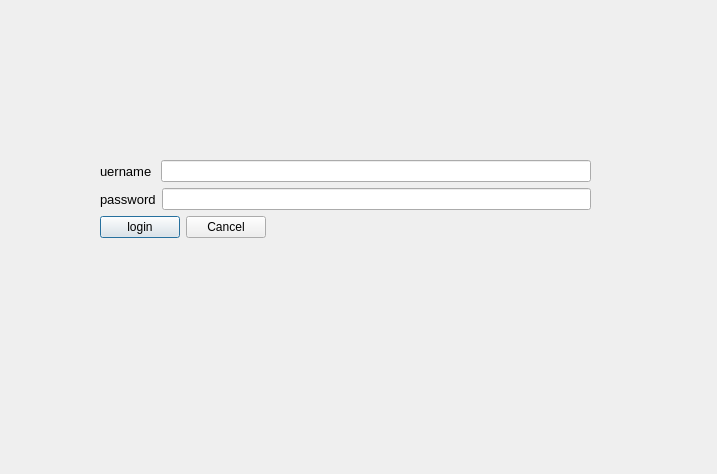
The window that login.ui (pengjianaixue/TEConfiguretool) describes before a commit, drawn with Qt 5.
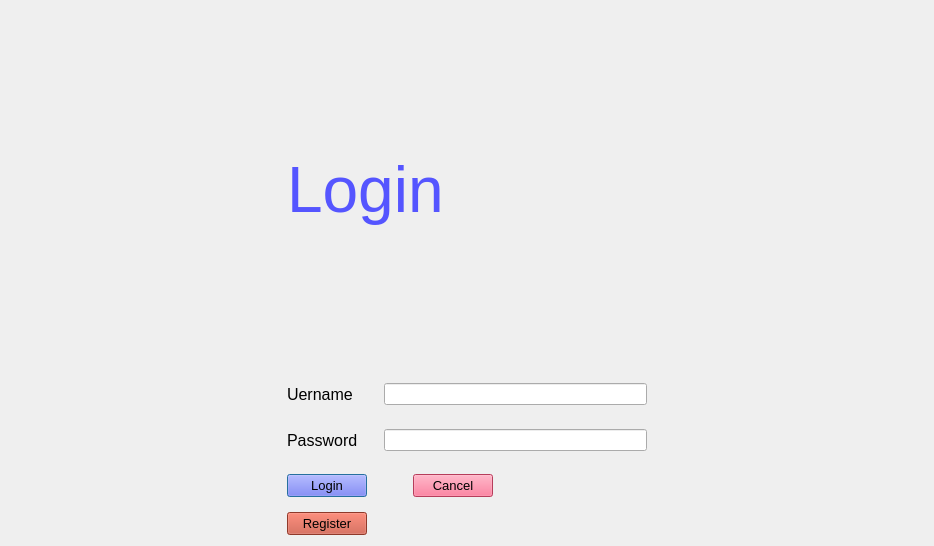
The same window after the commit. Icons and pictures are not drawn.

Patch:
```diff
--- a/login.ui
+++ b/login.ui
@@ -6,8 +6,8 @@
    <rect>
     <x>0</x>
     <y>0</y>
-    <width>717</width>
-    <height>474</height>
+    <width>934</width>
+    <height>546</height>
    </rect>
   </property>
   <property name="sizePolicy">
@@ -22,15 +22,65 @@
   <property name="autoFillBackground">
    <bool>true</bool>
   </property>
-  <widget class="QWidget" name="layoutWidget">
-   <property name="geometry">
-    <rect>
-     <x>100</x>
-     <y>160</y>
-     <width>491</width>
-     <height>121</height>
-    </rect>
-   </property>
+  <layout class="QHBoxLayout" name="horizontalLayout_4">
+   <item>
+    <spacer name="horizontalSpacer_3">
+     <property name="orientation">
+      <enum>Qt::Horizontal</enum>
+     </property>
+     <property name="sizeHint" stdset="0">
+      <size>
+       <width>116</width>
+       <height>20</height>
+      </size>
+     </property>
+    </spacer>
+   </item>
+   <item>
+    <layout class="QVBoxLayout" name="verticalLayout_2">
+     <item>
+      <spacer name="verticalSpacer_7">
+       <property name="orientation">
+        <enum>Qt::Vertical</enum>
+       </property>
+       <property name="sizeHint" stdset="0">
+        <size>
+         <width>20</width>
+         <height>40</height>
+        </size>
+       </property>
+      </spacer>
+     </item>
+     <item>
+      <widget class="QLabel" name="label_3">
+       <property name="font">
+        <font>
+         <family>MS UI Gothic</family>
+         <pointsize>48</pointsize>
+        </font>
+       </property>
+       <property name="styleSheet">
+        <string notr="true">color: rgb(85, 85, 255);</string>
+       </property>
+       <property name="text">
+        <string>Login</string>
+       </property>
+      </widget>
+     </item>
+     <item>
+      <spacer name="verticalSpacer_2">
+       <property name="orientation">
+        <enum>Qt::Vertical</enum>
+       </property>
+       <property name="sizeHint" stdset="0">
+        <size>
+         <width>20</width>
+         <height>40</height>
+        </size>
+       </property>
+      </spacer>
+     </item>
+     <item>
    <layout class="QFormLayout" name="formLayout">
     <item row="0" column="0" colspan="2">
      <layout class="QVBoxLayout" name="verticalLayout">
@@ -40,14 +90,27 @@
          <widget class="QLabel" name="label">
           <property name="font">
            <font>
-            <pointsize>10</pointsize>
+               <pointsize>12</pointsize>
            </font>
           </property>
           <property name="text">
-           <string>uername </string>
+              <string>Uername </string>
           </property>
          </widget>
         </item>
+           <item>
+            <spacer name="verticalSpacer_3">
+             <property name="orientation">
+              <enum>Qt::Vertical</enum>
+             </property>
+             <property name="sizeHint" stdset="0">
+              <size>
+               <width>20</width>
+               <height>40</height>
+              </size>
+             </property>
+            </spacer>
+           </item>
         <item>
          <widget class="QLineEdit" name="LE_user"/>
         </item>
@@ -65,14 +128,27 @@
           </property>
           <property name="font">
            <font>
-            <pointsize>10</pointsize>
+               <pointsize>12</pointsize>
            </font>
           </property>
           <property name="text">
-           <string>password</string>
+              <string>Password</string>
           </property>
          </widget>
         </item>
+           <item>
+            <spacer name="verticalSpacer_4">
+             <property name="orientation">
+              <enum>Qt::Vertical</enum>
+             </property>
+             <property name="sizeHint" stdset="0">
+              <size>
+               <width>20</width>
+               <height>40</height>
+              </size>
+             </property>
+            </spacer>
+           </item>
         <item>
          <widget class="QLineEdit" name="LE_Password"/>
         </item>
@@ -90,14 +166,48 @@
           <verstretch>0</verstretch>
          </sizepolicy>
         </property>
+           <property name="font">
+            <font>
+             <pointsize>10</pointsize>
+             <weight>50</weight>
+             <bold>false</bold>
+            </font>
+           </property>
         <property name="styleSheet">
-         <string notr="true">border-image: url(:/Login/imageresource/login.png);</string>
+            <string notr="true">image: url(:/Login/imageresource/login.png);
+background-color: rgb(85, 85, 255);</string>
         </property>
         <property name="text">
-         <string>login</string>
+            <string>Login</string>
         </property>
        </widget>
       </item>
+         <item>
+          <spacer name="verticalSpacer_5">
+           <property name="orientation">
+            <enum>Qt::Vertical</enum>
+           </property>
+           <property name="sizeHint" stdset="0">
+            <size>
+             <width>20</width>
+             <height>40</height>
+            </size>
+           </property>
+          </spacer>
+         </item>
+         <item>
+          <spacer name="verticalSpacer_6">
+           <property name="orientation">
+            <enum>Qt::Vertical</enum>
+           </property>
+           <property name="sizeHint" stdset="0">
+            <size>
+             <width>20</width>
+             <height>40</height>
+            </size>
+           </property>
+          </spacer>
+         </item>
       <item>
        <widget class="QPushButton" name="B_Cancel">
         <property name="sizePolicy">
@@ -106,8 +216,14 @@
           <verstretch>0</verstretch>
          </sizepolicy>
         </property>
+           <property name="font">
+            <font>
+             <pointsize>10</pointsize>
+            </font>
+           </property>
         <property name="styleSheet">
-         <string notr="true">image: url(:/Login/imageresource/cancel.png);</string>
+            <string notr="true">image: url(:/Login/imageresource/cancel.png);
+background-color: rgb(255, 85, 127);</string>
         </property>
         <property name="text">
          <string>Cancel</string>
@@ -129,8 +245,46 @@
       </property>
      </spacer>
     </item>
-   </layout>
-  </widget>
+       <item row="2" column="0">
+        <widget class="QPushButton" name="B_Cancel_2">
+         <property name="sizePolicy">
+          <sizepolicy hsizetype="Expanding" vsizetype="Fixed">
+           <horstretch>0</horstretch>
+           <verstretch>0</verstretch>
+          </sizepolicy>
+         </property>
+         <property name="font">
+          <font>
+           <pointsize>10</pointsize>
+          </font>
+         </property>
+         <property name="styleSheet">
+          <string notr="true">image: url(:/Login/imageresource/cancel.png);
+background-color: rgb(200, 80, 59);</string>
+         </property>
+         <property name="text">
+          <string>Register</string>
+         </property>
+        </widget>
+       </item>
+      </layout>
+     </item>
+    </layout>
+   </item>
+   <item>
+    <spacer name="horizontalSpacer_2">
+     <property name="orientation">
+      <enum>Qt::Horizontal</enum>
+     </property>
+     <property name="sizeHint" stdset="0">
+      <size>
+       <width>166</width>
+       <height>20</height>
+      </size>
+     </property>
+    </spacer>
+   </item>
+  </layout>
  </widget>
  <resources/>
  <connections/>
```
Lines whose indentation alone changed are shown as unchanged.
